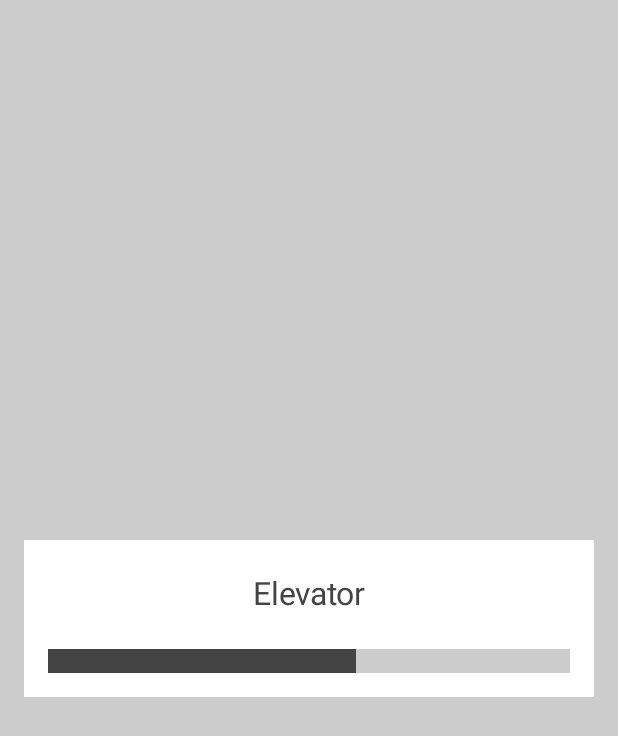
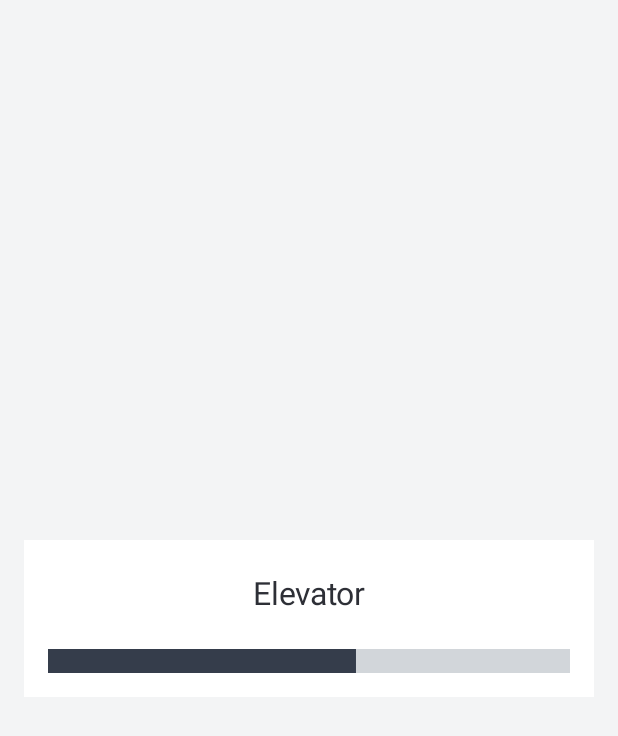
Before and after one commit to whenyourapprun/ElevatorKMM, an Android app built with Jetpack Compose: the screen it shows after launch (IntroActivity), on a phone screen of 412 x 824 dp. Shown: the top 736 px of the screen. Run offline under Robolectric (Android 15) with nearby library versions, the phone set to English and light mode, and no system bars.

Commit message:
사용자 설정 컬러 추가

```diff
--- a/androidApp/src/main/java/com/whenyourapprun/elevator/android/IntroActivity.kt
+++ b/androidApp/src/main/java/com/whenyourapprun/elevator/android/IntroActivity.kt
@@ -16,6 +16,7 @@ import androidx.compose.ui.Modifier
 import androidx.compose.ui.graphics.Color
 import androidx.compose.ui.platform.LocalConfiguration
 import androidx.compose.ui.platform.LocalContext
+import androidx.compose.ui.res.colorResource
 import androidx.compose.ui.res.painterResource
 import androidx.compose.ui.res.stringResource
 import androidx.compose.ui.text.style.TextAlign
@@ -34,7 +35,7 @@ class IntroActivity : ComponentActivity() {
     override fun onCreate(savedInstanceState: Bundle?) {
         super.onCreate(savedInstanceState)
         setContent {
-            Surface(color = Color.LightGray) {
+            Surface(color = colorResource(id = R.color.back)) {
                 IntroContent(seconds)
             }
             timer(period = 50) {
@@ -74,7 +75,7 @@ fun IntroContent(sec: Int) {
                         .background(Color.White),
                     textAlign = TextAlign.Center,
                     fontSize = 21.sp,
-                    color = Color.DarkGray,
+                    color = colorResource(id = R.color.text),
                     text = stringResource(R.string.Elevator)
                 )
                 Spacer(modifier = Modifier.height(16.dp))
@@ -83,8 +84,8 @@ fun IntroContent(sec: Int) {
                         .fillMaxWidth()
                         .height(16.dp)
                         .padding(16.dp, 0.dp),
-                    backgroundColor = Color.LightGray,
-                    color = Color.DarkGray,
+                    backgroundColor = colorResource(id = R.color.not_selected),
+                    color = colorResource(id = R.color.selected),
                     progress = sec.toFloat() / 100.0f
                 )
                 Spacer(modifier = Modifier.height(16.dp))
--- a/androidApp/src/main/java/com/whenyourapprun/elevator/android/ui/theme/Color.kt
+++ b/androidApp/src/main/java/com/whenyourapprun/elevator/android/ui/theme/Color.kt
@@ -6,8 +6,3 @@ val Purple200 = Color(0xFFBB86FC)
 val Purple500 = Color(0xFF6200EE)
 val Purple700 = Color(0xFF3700B3)
 val Teal200 = Color(0xFF03DAC5)
-
-val BackgroundColor = Color(0xF3F4F5)
-val TextColor = Color(0x2D2F36)
-val SelectedColor = Color(0x353D4B)
-val NotSelectedColor = Color(0xD2D6DA)
--- /dev/null
+++ b/androidApp/src/main/res/values/colors.xml
@@ -0,0 +1,11 @@
+<?xml version="1.0" encoding="utf-8"?>
+<resources>
+    <color name="black">#FF000000</color>
+    <color name="white">#FFFFFFFF</color>
+    <color name="red">#9B111E</color>
+    <color name="clear">#00000000</color>
+    <color name="back">#F3F4F5</color>
+    <color name="text">#2D2F36</color>
+    <color name="selected">#353D4B</color>
+    <color name="not_selected">#D2D6DA</color>
+</resources>
```
Also changed, not shown: androidApp/src/main/java/com/whenyourapprun/elevator/android/MainActivity.kt (+9 -5 lines).
